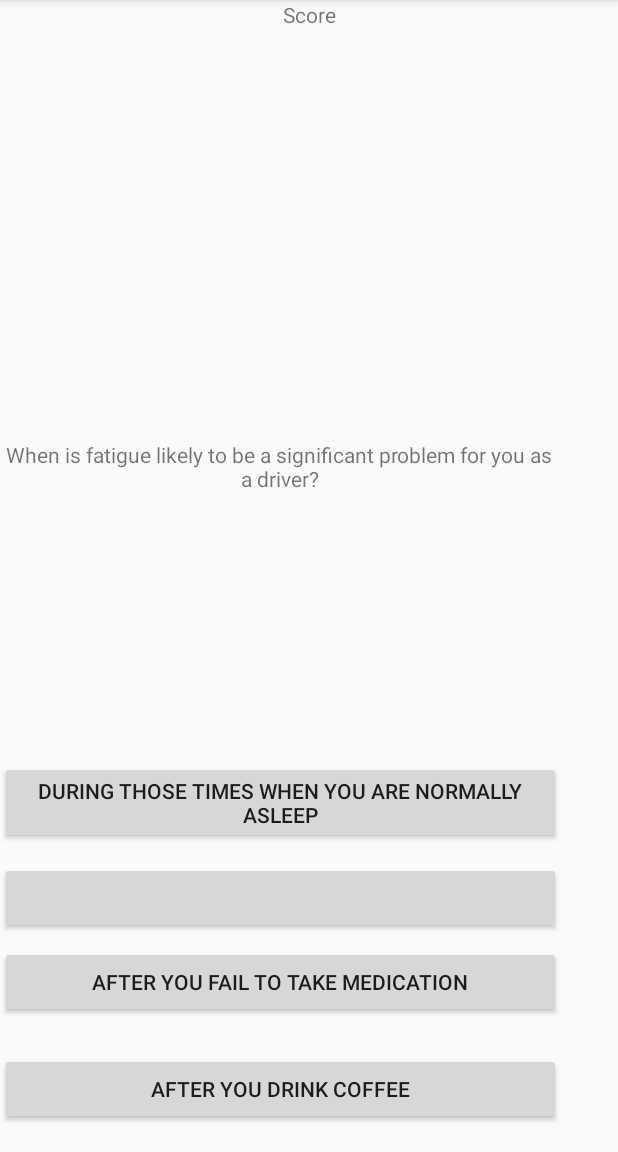
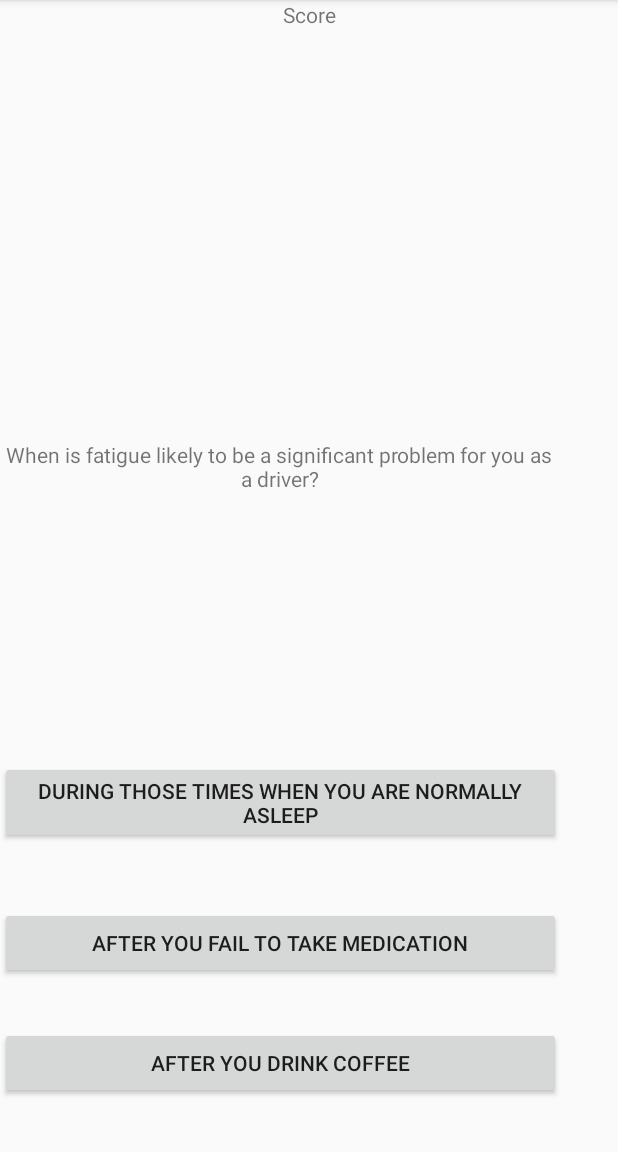
Before and after one commit to pawan13/VicRoadsLicenseTest, an Android app: the screen it shows after launch (MainActivity), on a phone screen of 412 x 824 dp, the part 84-1236 px from its top. Run offline under Robolectric (Android 15) with nearby library versions, the phone set to English and light mode, and no system bars.

Commit message:
updated on string.xml, activitymain.xml and Mainactivity.java

```diff
--- a/app/src/main/java/com/example/pawansiwakoti/vicroadslicensetest/MainActivity.java
+++ b/app/src/main/java/com/example/pawansiwakoti/vicroadslicensetest/MainActivity.java
@@ -12,7 +12,7 @@ import android.widget.TextView;
 import java.util.Random;
 
 public class MainActivity extends AppCompatActivity {
-    Button answer1, answer2, answer3, answer4;
+    Button answer1, answer2, answer3;
     TextView score, question;
 
     private Questions mQuestions = new Questions();
@@ -34,7 +34,7 @@ public class MainActivity extends AppCompatActivity {
         answer1 = (Button)findViewById(R.id.button);
         answer2 = (Button)findViewById(R.id.button1);
         answer3 = (Button)findViewById(R.id.button2);
-        answer4 = (Button)findViewById(R.id.button3);
+
 
         score = (TextView) findViewById(R.id.textView2);
         question = (TextView) findViewById(R.id.textView);
@@ -82,19 +82,7 @@ public class MainActivity extends AppCompatActivity {
 
             }
         });
-        answer4.setOnClickListener(new View.OnClickListener() {
-            @Override
-            public void onClick(View v) {
-                if (answer4.getText() == mAnswer) {
-                    mScore++;
-                    score.setText("Score:" + mScore);
-                    updateQuestion(r.nextInt(mQuestionsLength));
-                } else {
-                    gameover();
-                }
 
-            }
-        });
     }
     private void gameover() {
         AlertDialog.Builder alertDialogBuilder = new AlertDialog.Builder(MainActivity.this);
@@ -122,7 +110,7 @@ public class MainActivity extends AppCompatActivity {
         answer1.setText(mQuestions.getChoice1(num));
         answer2.setText(mQuestions.getChoice2(num));
         answer3.setText(mQuestions.getChoice3(num));
-        answer4.setText(mQuestions.getChoice4(num));
+
 
         mAnswer = mQuestions.getmCorrectAnswers(num);
     }
--- a/app/src/main/java/com/example/pawansiwakoti/vicroadslicensetest/Questions.java
+++ b/app/src/main/java/com/example/pawansiwakoti/vicroadslicensetest/Questions.java
@@ -73,10 +73,7 @@ public class Questions {
         String Choice = mChoices[a][2];
         return Choice;
     }
-    public String getChoice4(int a) {
-        String Choice = mChoices[a][3];
-        return Choice;
-    }
+
 
     public String getmCorrectAnswers(int a) {
         String answer = mCorrectAnswers[a];
--- a/app/src/main/res/layout/activity_main.xml
+++ b/app/src/main/res/layout/activity_main.xml
@@ -16,7 +16,7 @@
         android:layout_above="@+id/button"
         android:layout_alignParentStart="true"
         android:layout_alignParentLeft="true"
-        android:text="Question"
+        android:text="@string/question"
         android:textAlignment="center"
         app:layout_constraintTop_toTopOf="parent"
         tools:layout_editor_absoluteX="26dp" />
@@ -25,7 +25,7 @@
         android:id="@+id/textView2"
         android:layout_width="match_parent"
         android:layout_height="30dp"
-        android:text="Score"
+        android:text="@string/score"
         android:textAlignment="center"
         tools:layout_editor_absoluteX="26dp"
         tools:layout_editor_absoluteY="60dp" />
@@ -37,20 +37,23 @@
         android:layout_alignParentBottom="true"
         android:layout_alignParentLeft="true"
         android:layout_marginBottom="205dp"
-        android:text="Button"
+        android:text="@string/button"
         app:layout_constraintEnd_toEndOf="parent"
         app:layout_constraintStart_toStartOf="parent"
-        tools:layout_editor_absoluteY="332dp" />
+        tools:layout_editor_absoluteY="332dp"
+        android:layout_alignParentStart="true" />
 
     <Button
         android:id="@+id/button1"
         android:layout_width="374dp"
         android:layout_height="wrap_content"
-        android:layout_alignParentBottom="true"
         android:layout_alignParentStart="true"
         android:layout_alignParentLeft="true"
-        android:layout_marginBottom="18dp"
-        android:text="Button"
+        android:layout_alignParentBottom="true"
+        android:layout_marginStart="0dp"
+        android:layout_marginLeft="0dp"
+        android:layout_marginBottom="35dp"
+        android:text="@string/button1"
         app:layout_constraintEnd_toEndOf="parent"
         app:layout_constraintStart_toStartOf="parent"
         tools:layout_editor_absoluteY="393dp" />
@@ -59,25 +62,16 @@
         android:id="@+id/button2"
         android:layout_width="374dp"
         android:layout_height="wrap_content"
-        android:layout_alignParentBottom="true"
         android:layout_alignParentStart="true"
         android:layout_alignParentLeft="true"
-        android:layout_marginBottom="89dp"
-        android:text="Button"
+        android:layout_alignParentBottom="true"
+        android:layout_marginStart="0dp"
+        android:layout_marginLeft="0dp"
+        android:layout_marginBottom="115dp"
+        android:text="@string/button2"
         app:layout_constraintBottom_toBottomOf="parent"
         app:layout_constraintStart_toStartOf="parent" />
 
-    <Button
-        android:id="@+id/button3"
-        android:layout_width="374dp"
-        android:layout_height="wrap_content"
-        android:layout_alignParentBottom="true"
-        android:layout_alignParentStart="true"
-        android:layout_alignParentLeft="true"
-        android:layout_marginBottom="145dp"
-        android:text="Button"
-        app:layout_constraintEnd_toEndOf="parent"
-        app:layout_constraintStart_toStartOf="parent"
-        tools:layout_editor_absoluteY="275dp" />
+
 
 </RelativeLayout>
--- a/app/src/main/res/values/strings.xml
+++ b/app/src/main/res/values/strings.xml
@@ -1,3 +1,9 @@
 <resources>
     <string name="app_name">VicRoads License Test</string>
+    <string name="question">Question</string>
+    <string name="score">Score</string>
+    <string name="button">Button</string>
+    <string name="button1">Button</string>
+    <string name="button2">Button</string>
+
 </resources>
```
